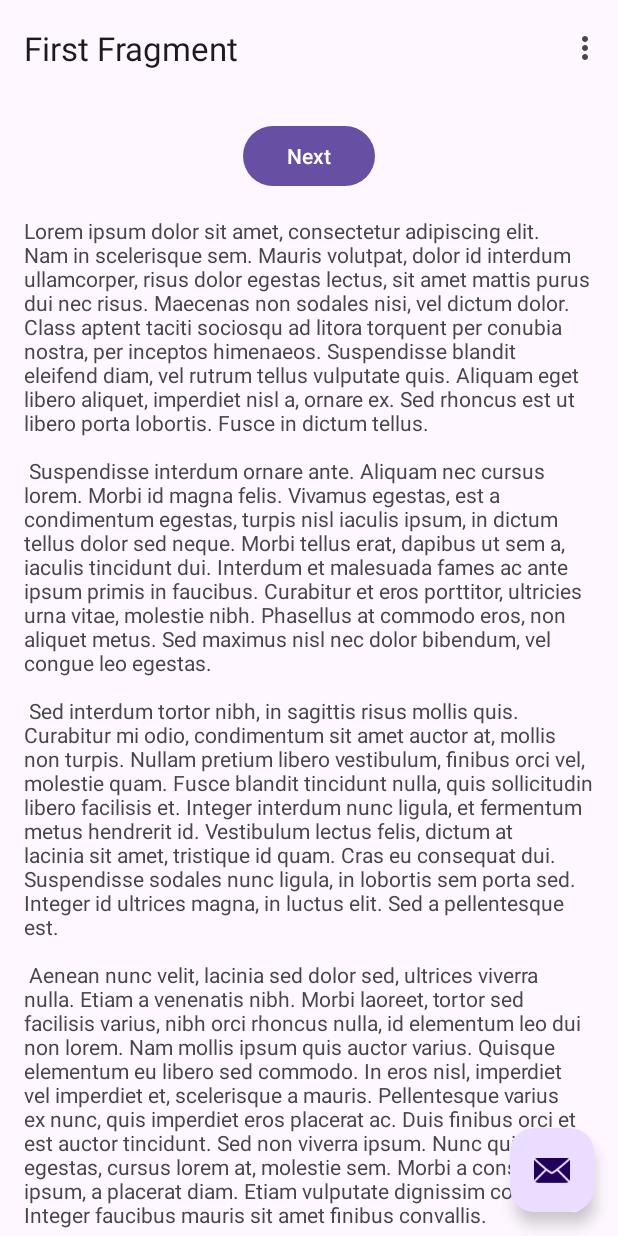
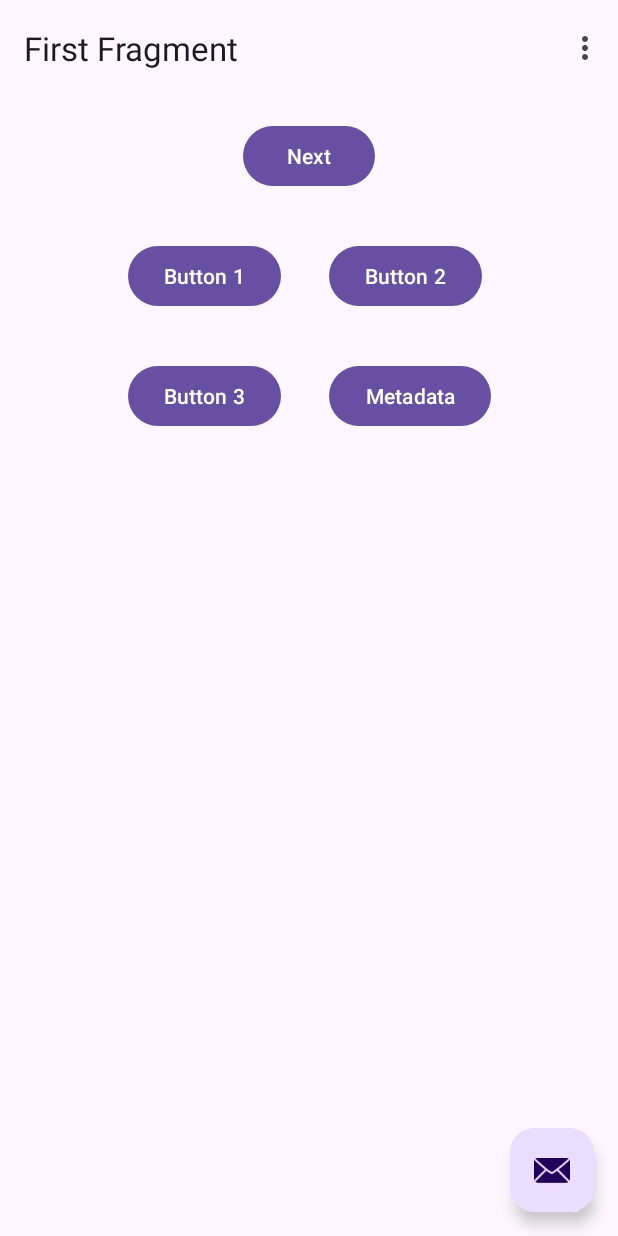
Before and after one commit to goncalopalaio/CatTrace, an Android app: the screen it shows after launch (MainActivity), on a phone screen of 412 x 824 dp. Run offline under Robolectric (Android 15) with nearby library versions, the phone set to English and light mode, and no system bars; our stand-ins replace navigation-ui; 16 statements that could not run were skipped.

Commit message:
Moves metadata sending to Metadata

```diff
--- a/CatTraceApplication/app/src/main/java/com/gplio/cattrace/application/FirstFragment.kt
+++ b/CatTraceApplication/app/src/main/java/com/gplio/cattrace/application/FirstFragment.kt
@@ -7,7 +7,9 @@ import android.view.ViewGroup
 import androidx.fragment.app.Fragment
 import androidx.navigation.fragment.findNavController
 import com.gplio.cattrace.CatTrace
+import com.gplio.cattrace.Metadata
 import com.gplio.cattrace.application.databinding.FragmentFirstBinding
+import com.gplio.cattrace.createInstance
 import com.gplio.cattrace.trace
 
 private const val TAG = "FirstFragment"
@@ -40,6 +42,10 @@ class FirstFragment : Fragment() {
             binding.buttonFirst.setOnClickListener {
                 findNavController().navigate(R.id.action_FirstFragment_to_SecondFragment)
             }
+
+            binding.buttonTest4.setOnClickListener {
+                Metadata.sendThreadMetadata()
+            }
         }
 
     override fun onDestroyView() = CatTrace.trace(name = "onDestroyView", category = TAG) {
--- a/CatTraceApplication/app/src/main/java/com/gplio/cattrace/application/MainActivity.kt
+++ b/CatTraceApplication/app/src/main/java/com/gplio/cattrace/application/MainActivity.kt
@@ -12,6 +12,7 @@ import androidx.navigation.ui.setupActionBarWithNavController
 import com.google.android.material.snackbar.Snackbar
 import com.gplio.cattrace.CatTrace
 import com.gplio.cattrace.EventIds
+import com.gplio.cattrace.Metadata
 import com.gplio.cattrace.application.databinding.ActivityMainBinding
 import com.gplio.cattrace.createInstance
 import com.gplio.cattrace.trace
@@ -68,8 +69,6 @@ class MainActivity : AppCompatActivity() {
             coroutineTiming()
             threads()
             threadNamesBetweenProcesses()
-
-            CatTrace.threadMetadata()
         }
 
     private fun slowOperation(to: Int, delayMillis: Long) =
@@ -99,7 +98,7 @@ class MainActivity : AppCompatActivity() {
             }
             instance.end("work")
 
-            instance.threadMetadata()
+            Metadata.sendThreadMetadata()
         }
 
         thread(name = "thread-2") {
@@ -111,7 +110,7 @@ class MainActivity : AppCompatActivity() {
             }
             instance.end("counter")
 
-            instance.threadMetadata()
+            Metadata.sendThreadMetadata()
         }
 
         // This doesn't work with Perfetto, the begin and end events do not connect.
@@ -126,7 +125,7 @@ class MainActivity : AppCompatActivity() {
             instance.end("Switched")
 
             instance.end("Switching", id = id)
-            instance.threadMetadata()
+            Metadata.sendThreadMetadata()
         }
     }
 
@@ -254,7 +253,7 @@ class MainActivity : AppCompatActivity() {
                 delay(1)
             }
 
-            instance.threadMetadata()
+            Metadata.sendThreadMetadata()
         }
     }
 
@@ -268,8 +267,8 @@ class MainActivity : AppCompatActivity() {
         a.instant("Start")
         b.instant("Start")
 
-        a.threadMetadata()
-        b.threadMetadata()
+        Metadata.sendThreadMetadata()
+        Metadata.sendThreadMetadata()
 
     }
 
--- a/CatTraceApplication/app/src/main/res/layout/fragment_first.xml
+++ b/CatTraceApplication/app/src/main/res/layout/fragment_first.xml
@@ -16,20 +16,52 @@
             android:layout_width="wrap_content"
             android:layout_height="wrap_content"
             android:text="@string/next"
-            app:layout_constraintBottom_toTopOf="@id/textview_first"
+            app:layout_constraintBottom_toTopOf="@id/gridlayout"
             app:layout_constraintEnd_toEndOf="parent"
             app:layout_constraintStart_toStartOf="parent"
             app:layout_constraintTop_toTopOf="parent" />
 
-        <TextView
-            android:id="@+id/textview_first"
+        <GridLayout
+            android:id="@+id/gridlayout"
             android:layout_width="wrap_content"
-            android:layout_height="wrap_content"
+            android:layout_height="match_parent"
             android:layout_marginTop="16dp"
-            android:text="@string/lorem_ipsum"
+            android:columnCount="2"
+            android:rowCount="3"
             app:layout_constraintBottom_toBottomOf="parent"
             app:layout_constraintEnd_toEndOf="parent"
             app:layout_constraintStart_toStartOf="parent"
-            app:layout_constraintTop_toBottomOf="@id/button_first" />
+            app:layout_constraintTop_toBottomOf="@id/button_first">
+
+            <Button
+                android:id="@+id/button_test_1"
+                android:layout_margin="16dp"
+                android:layout_width="wrap_content"
+                android:layout_height="wrap_content"
+                android:text="Button 1" />
+
+            <Button
+                android:id="@+id/button_test_2"
+                android:layout_margin="16dp"
+                android:layout_width="wrap_content"
+                android:layout_height="wrap_content"
+                android:text="Button 2" />
+
+            <Button
+                android:id="@+id/button_test_3"
+                android:layout_margin="16dp"
+                android:layout_width="wrap_content"
+                android:layout_height="wrap_content"
+                android:text="Button 3" />
+
+            <Button
+                android:id="@+id/button_test_4"
+                android:layout_margin="16dp"
+                android:layout_width="wrap_content"
+                android:layout_height="wrap_content"
+                android:text="Metadata" />
+
+        </GridLayout>
+
     </androidx.constraintlayout.widget.ConstraintLayout>
 </androidx.core.widget.NestedScrollView>
--- a/CatTraceApplication/cattrace/src/main/java/com/gplio/cattrace/Metadata.kt
+++ b/CatTraceApplication/cattrace/src/main/java/com/gplio/cattrace/Metadata.kt
@@ -1,20 +1,47 @@
 package com.gplio.cattrace
 
 import com.gplio.cattrace.data.ThreadId
+import com.gplio.cattrace.events.Event
+import com.gplio.cattrace.types.EventType
+import com.gplio.cattrace.types.MetadataType
+import com.squareup.moshi.JsonAdapter
+import com.squareup.moshi.Moshi
 import java.util.concurrent.ConcurrentHashMap
 
 object Metadata {
+    private val moshi: Moshi = Moshi.Builder().build()
+    private val jsonAdapter: JsonAdapter<Event> = moshi.adapter(Event::class.java)
+
     private val threadNames = ConcurrentHashMap<ThreadId, String>()
 
-
-    fun pushThreadName(processId: Long, threadId: Long, threadName: String) {
+    fun updateThreadName(processId: Long, threadId: Long, threadName: String) {
         val key = ThreadId(processId, threadId)
         if (threadNames.containsKey(key)) return
         threadNames[key] =
             threadName // contains and put not exactly sync'ed but duplicate metadata events aren't really an issue.
     }
 
-    fun popThreadNames(): HashMap<ThreadId, String> {
+    /**
+     * Sends the most up to date collected thread information (names).
+     */
+    fun sendThreadMetadata() {
+        val timestamp = timeUs()
+
+        val threadNames = popThreadNames()
+        for ((threadId, name) in threadNames) {
+            val event = Event(
+                name = MetadataType.ThreadName.value,
+                eventType = EventType.Metadata.value,
+                timestamp = timestamp,
+                pid = threadId.pid,
+                tid = threadId.tid,
+                arguments = mapOf("name" to name),
+            )
+            log(jsonAdapter.toJson(event))
+        }
+    }
+
+    private fun popThreadNames(): HashMap<ThreadId, String> {
         val currentThreadNames = HashMap(this.threadNames)
         this.threadNames.clear()
         return currentThreadNames
--- /dev/null
+++ b/CatTraceApplication/cattrace/src/main/java/com/gplio/cattrace/Utils.kt
@@ -0,0 +1,7 @@
+package com.gplio.cattrace
+
+const val CATTRACE_TAG = "CatTrace"
+
+internal fun log(message: String) = println("$CATTRACE_TAG $message")
+
+internal fun timeUs() = System.currentTimeMillis() * 1000 // microseconds
--- a/CatTraceApplication/cattrace/src/main/java/com/gplio/cattrace/definition/CatTrace.kt
+++ b/CatTraceApplication/cattrace/src/main/java/com/gplio/cattrace/definition/CatTrace.kt
@@ -34,6 +34,4 @@ interface CatTrace {
     fun counter(name: String, arguments: Map<String, Any>, category: String? = null)
 
     fun instant(name: String, type: InstantType = InstantType.Thread, category: String? = null)
-
-    fun threadMetadata()
 }
--- a/CatTraceApplication/cattrace/src/main/java/com/gplio/cattrace/definition/CatTraceImpl.kt
+++ b/CatTraceApplication/cattrace/src/main/java/com/gplio/cattrace/definition/CatTraceImpl.kt
@@ -2,12 +2,13 @@ package com.gplio.cattrace.definition
 
 import com.gplio.cattrace.Metadata
 import com.gplio.cattrace.events.Event
+import com.gplio.cattrace.log
+import com.gplio.cattrace.timeUs
+import com.gplio.cattrace.types.EventType
 import com.gplio.cattrace.types.InstantType
 import com.gplio.cattrace.types.MetadataType
 import com.squareup.moshi.JsonAdapter
 import com.squareup.moshi.Moshi
-
-private const val TAG = "CatTrace"
 
 private const val ARGUMENT_STARTING_THREAD_ID = "startingThreadId"
 private const val ARGUMENT_STARTING_THREAD_NAME = "startingThreadName"
@@ -28,15 +29,6 @@ internal class CatTraceImpl : CatTrace {
 
     private var pid = 0L
 
-    private enum class EventType(val value: String) {
-        Begin("B"),
-        End("E"),
-        Complete("X"),
-        Instant("i"),
-        Metadata("M"),
-        Counter("C"),
-    }
-
     override fun setPid(pid: Long, name: String?, arguments: Map<String, Any>?) {
         this.pid = pid
 
@@ -49,7 +41,7 @@ internal class CatTraceImpl : CatTrace {
         val threadId = currentThread.id
         val threadName = currentThread.name
 
-        Metadata.pushThreadName(pid, threadId, threadName)
+        Metadata.updateThreadName(pid, threadId, threadName)
 
         val event = createEvent(
             name = MetadataType.ProcessName.value,
@@ -116,8 +108,8 @@ internal class CatTraceImpl : CatTrace {
         val threadId = currentThread.id
         val threadName = currentThread.name
 
-        Metadata.pushThreadName(pid, threadId, threadName)
-        if (startingThreadId != null && startingThreadName != null) Metadata.pushThreadName(
+        Metadata.updateThreadName(pid, threadId, threadName)
+        if (startingThreadId != null && startingThreadName != null) Metadata.updateThreadName(
             pid,
             startingThreadId,
             startingThreadName
@@ -168,23 +160,6 @@ internal class CatTraceImpl : CatTrace {
         log(jsonAdapter.toJson(event))
     }
 
-    override fun threadMetadata() {
-        val timestamp = timeUs()
-
-        val threadNames = Metadata.popThreadNames()
-        for ((threadId, name) in threadNames) {
-            val event = createEvent(
-                name = MetadataType.ThreadName.value,
-                eventType = EventType.Metadata.value,
-                timestamp = timestamp,
-                pid = threadId.pid,
-                tid = threadId.tid,
-                arguments = mapOf("name" to name),
-            )
-            log(jsonAdapter.toJson(event))
-        }
-    }
-
     private fun create(
         eventType: String,
         name: String,
@@ -198,7 +173,7 @@ internal class CatTraceImpl : CatTrace {
         val currentThread = Thread.currentThread()
         val threadId = currentThread.id
 
-        Metadata.pushThreadName(pid, threadId, currentThread.name)
+        Metadata.updateThreadName(pid, threadId, currentThread.name)
 
         return createEvent(
             id = id,
@@ -236,8 +211,4 @@ internal class CatTraceImpl : CatTrace {
         eventScope = eventScope,
         duration = duration,
     )
-
-    private fun timeUs() = System.currentTimeMillis() * 1000 // microseconds
-
-    private fun log(message: String) = println("$TAG $message")
 }
--- /dev/null
+++ b/CatTraceApplication/cattrace/src/main/java/com/gplio/cattrace/types/EventType.kt
@@ -0,0 +1,10 @@
+package com.gplio.cattrace.types
+
+internal enum class EventType(val value: String) {
+    Begin("B"),
+    End("E"),
+    Complete("X"),
+    Instant("i"),
+    Metadata("M"),
+    Counter("C"),
+}
```
